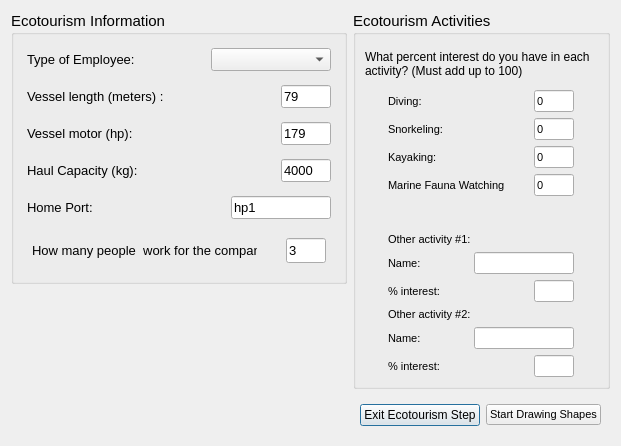
Ecotrust/openoceanmap-desktop, file oom_cobi_loreto/Interview/ecotourism.ui: the form before one commit.
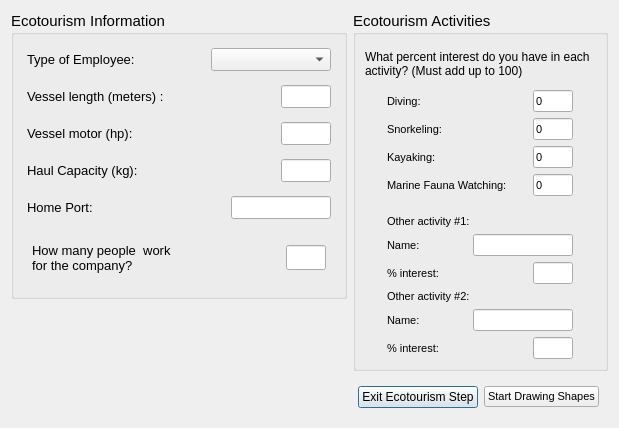
The form after the commit.

```diff
--- a/oom_cobi_loreto/Interview/ecotourism.ui
+++ b/oom_cobi_loreto/Interview/ecotourism.ui
@@ -6,8 +6,8 @@
    <rect>
     <x>0</x>
     <y>0</y>
-    <width>621</width>
-    <height>446</height>
+    <width>619</width>
+    <height>428</height>
    </rect>
   </property>
   <property name="windowTitle" >
@@ -201,7 +201,7 @@
                 <enum>Qt::PreventContextMenu</enum>
                </property>
                <property name="text" >
-                <string>79</string>
+                <string/>
                </property>
               </widget>
              </item>
@@ -282,7 +282,7 @@
                 </font>
                </property>
                <property name="text" >
-                <string>179</string>
+                <string/>
                </property>
               </widget>
              </item>
@@ -363,7 +363,7 @@
                 </font>
                </property>
                <property name="text" >
-                <string>4000</string>
+                <string/>
                </property>
               </widget>
              </item>
@@ -444,7 +444,7 @@
                 </font>
                </property>
                <property name="text" >
-                <string>hp1</string>
+                <string/>
                </property>
               </widget>
              </item>
@@ -464,7 +464,7 @@
                <property name="minimumSize" >
                 <size>
                  <width>150</width>
-                 <height>0</height>
+                 <height>40</height>
                 </size>
                </property>
                <property name="maximumSize" >
@@ -481,6 +481,9 @@
                <property name="text" >
                 <string>How many people  work for the company?</string>
                </property>
+               <property name="wordWrap" >
+                <bool>true</bool>
+               </property>
               </widget>
              </item>
              <item>
@@ -519,7 +522,7 @@
                 </font>
                </property>
                <property name="text" >
-                <string>3</string>
+                <string/>
                </property>
               </widget>
              </item>
@@ -772,7 +775,7 @@
                   </property>
                   <property name="maximumSize" >
                    <size>
-                    <width>80</width>
+                    <width>200</width>
                     <height>16777215</height>
                    </size>
                   </property>
@@ -782,7 +785,7 @@
                    </font>
                   </property>
                   <property name="text" >
-                   <string>Marine Fauna Watching</string>
+                   <string>Marine Fauna Watching:</string>
                   </property>
                  </widget>
                 </item>
```
